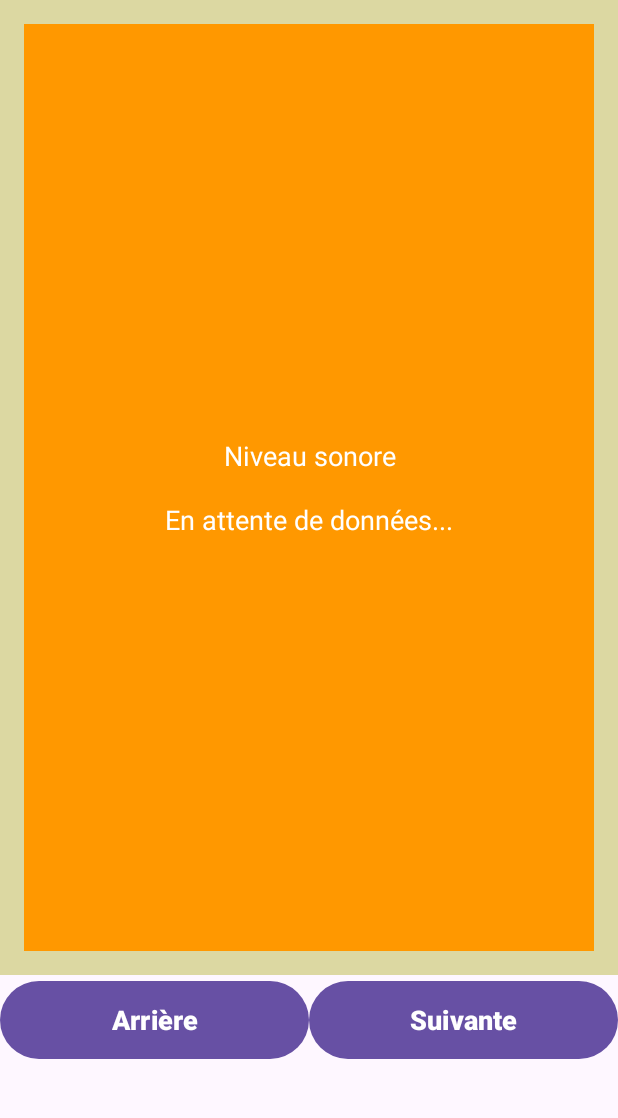
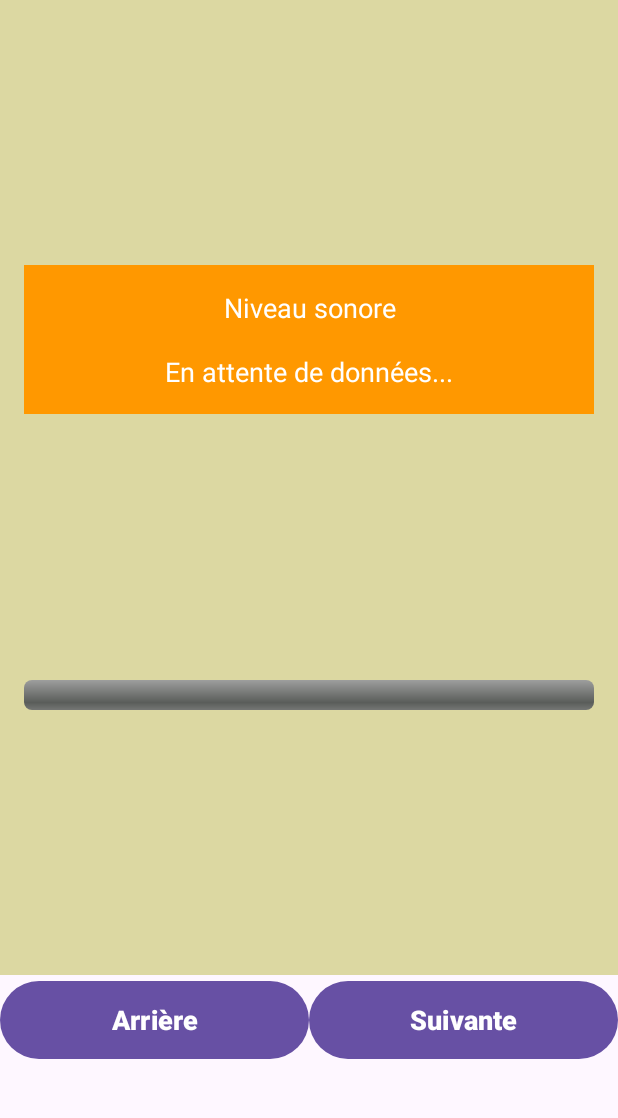
Before and after one commit to Letsuchinoko/Projet_Drone, an Android app: the screen it shows after launch (MainActivity), in the side drawer, after a tap on "Niveau sonore", on a phone screen of 412 x 824 dp, the part 96-1214 px from its top. Run offline under Robolectric (Android 15) with nearby library versions, the phone set to English and light mode, and no system bars; libraries missing offline, so code that uses them is left out: org.osmdroid.util, org.osmdroid.views.

Commit message:
rendu final

```diff
--- a/Code/Code_API_Drone/app/build.gradle.kts
+++ b/Code/Code_API_Drone/app/build.gradle.kts
@@ -46,7 +46,7 @@ dependencies {
     implementation(libs.androidx.activity)
     implementation(libs.androidx.constraintlayout)
     implementation("androidx.fragment:fragment-ktx:1.6.2")
-    implementation(libs.play.services.maps)
+    implementation("org.osmdroid:osmdroid-android:6.1.16")
     testImplementation(libs.junit)
     androidTestImplementation(libs.androidx.junit)
     androidTestImplementation(libs.androidx.espresso.core)
--- a/Code/Code_API_Drone/app/src/main/AndroidManifest.xml
+++ b/Code/Code_API_Drone/app/src/main/AndroidManifest.xml
@@ -1,4 +1,6 @@
 <manifest xmlns:android="http://schemas.android.com/apk/res/android" xmlns:tools="http://schemas.android.com/tools" tools:ignore="CoarseFineLocation">
+    <uses-permission android:name="android.permission.INTERNET"/>
+    <uses-permission android:name="android.permission.ACCESS_NETWORK_STATE"/>
     <!--  Request legacy Bluetooth permissions on older devices.  -->
     <uses-permission android:name="android.permission.BLUETOOTH" android:maxSdkVersion="30"/>
     <uses-permission android:name="android.permission.BLUETOOTH_ADMIN" android:maxSdkVersion="30"/>
@@ -25,6 +27,6 @@
         </activity>
         <meta-data
             android:name="com.google.android.geo.API_KEY"
-            android:value="TA_CLE_API_ICI"/>
+            android:value="REMPLACEZ_CECI_PAR_VOTRE_VRAIE_CLE_API_GOOGLE_MAPS"/>
     </application>
 </manifest>
--- a/Code/Code_API_Drone/app/src/main/java/com/example/APPLI/Fragment1.kt
+++ b/Code/Code_API_Drone/app/src/main/java/com/example/APPLI/Fragment1.kt
@@ -33,6 +33,10 @@ import androidx.core.app.ActivityCompat
 import android.content.pm.PackageManager
 import android.widget.TextView
 
+/**
+ * Fragment gérant la connexion Bluetooth Low Energy (BLE),
+ * l'envoi de commandes et l'affichage des données reçues.
+ */
 class Fragment1 : Fragment() {
     private val TAG = "Fragment1"
     private lateinit var btnPermissionsBT: Button
@@ -287,6 +291,12 @@ class Fragment1 : Fragment() {
 
         textView.text = "En attente des permissions Bluetooth..."
 
+        // --- Configuration des listeners pour les boutons ---
+        setupListeners()
+
+        // --- Observation des données partagées pour affichage ---
+        observeSharedData()
+
         return view
     }
 
@@ -531,4 +541,66 @@ class Fragment1 : Fragment() {
 
         Log.d(TAG, "=== FIN VÉRIFICATION DE LA CONNEXION ===")
     }
+
+    /**
+     * Configure les actions des boutons (Scan, Connexion, Déconnexion, Envoi de données).
+     */
+    private fun setupListeners() {
+        // ... existing code ...
+    }
+
+    /**
+     * Observe les données partagées (GPS, Son) et les affiche dans les TextViews.
+     */
+    private fun observeSharedData() {
+        // ... existing code ...
+    }
+
+    /**
+     * Scanne les appareils BLE à proximité.
+     */
+    private fun scanLeDevice() {
+        // ... existing code ...
+    }
+
+    /**
+     * Se connecte à un appareil BLE sélectionné.
+     */
+    private fun connectToDevice(device: BluetoothDevice) {
+        // ... existing code ...
+    }
+
+    /**
+     * Se déconnecte de l'appareil BLE.
+     */
+    private fun disconnectFromDevice() {
+        // ... existing code ...
+    }
+
+    /**
+     * Envoie des données à l'appareil BLE connecté.
+     */
+    private fun sendData(data: String) {
+        // ... existing code ...
+    }
+
+    /**
+     * Récepteur pour les mises à jour de l'état de la connexion et les données reçues.
+     */
+    private val gattUpdateReceiver = object : BroadcastReceiver() {
+        override fun onReceive(context: Context, intent: Intent) {
+            // ... existing code ...
+        }
+    }
+
+    /**
+     * Gère les demandes de permissions Bluetooth et localisation.
+     */
+    private fun checkAndRequestPermissions() {
+        // ... existing code ...
+    }
+
+    companion object {
+        // ... Constantes et instance du fragment ...
+    }
 }
--- a/Code/Code_API_Drone/app/src/main/java/com/example/APPLI/Fragment3.kt
+++ b/Code/Code_API_Drone/app/src/main/java/com/example/APPLI/Fragment3.kt
@@ -9,6 +9,7 @@ import android.view.View
 import android.view.ViewGroup
 import android.widget.TextView
 import android.widget.Toast
+import android.widget.ProgressBar
 
 // TODO: Rename parameter arguments, choose names that match
 // the fragment initialization parameters, e.g. ARG_ITEM_NUMBER
@@ -16,9 +17,8 @@ private const val ARG_PARAM1 = "param1"
 private const val ARG_PARAM2 = "param2"
 
 /**
- * A simple [Fragment] subclass.
- * Use the [Fragment3.newInstance] factory method to a
- * create an instance of this fragment.
+ * Fragment qui affiche le niveau sonore reçu via un TextView
+ * et une jauge (ProgressBar).
  */
 class Fragment3 : Fragment() {
     private val TAG = "Fragment3"
@@ -27,6 +27,7 @@ class Fragment3 : Fragment() {
     private var param2: String? = null
 
     private lateinit var soundTextView: TextView
+    private lateinit var soundLevelProgressBar: ProgressBar
     private val sharedDataManager: SharedDataManager by activityViewModels()
 
     override fun onCreate(savedInstanceState: Bundle?) {
@@ -44,25 +45,35 @@ class Fragment3 : Fragment() {
         Log.d(TAG, "Fragment3 onCreateView appelé")
         val view = inflater.inflate(R.layout.fragment_3, container, false)
 
-        // Initialiser la vue
+        // --- Initialisation des composants graphiques (TextView et ProgressBar) ---
         soundTextView = view.findViewById(R.id.soundLevelTextView)
+        soundLevelProgressBar = view.findViewById(R.id.soundLevelProgressBar)
         soundTextView.text = "Niveau sonore\n\nEn attente de données..."
+        soundLevelProgressBar.progress = 0
         Log.d(TAG, "TextView sonore initialisé")
 
-        // Observer les données sonores et extraire la valeur numérique
+        // --- Observation des données sonores partagées ---
         sharedDataManager.soundData.observe(viewLifecycleOwner) { data ->
             Log.d(TAG, "Données sonores reçues dans Fragment3: '$data'")
 
-            // Regex pour trouver un nombre (peut être précédé de "SOUND:")
+            // Regex pour extraire la valeur numérique du niveau sonore
             val soundPattern = Regex("-?\\d+\\.?\\d*")
             val matchResult = soundPattern.find(data)
 
             if (matchResult != null) {
+                // Mise à jour du TextView avec la valeur
                 val soundLevel = matchResult.value
                 soundTextView.text = "Niveau sonore\n\n$soundLevel dB"
                 Log.d(TAG, "Niveau sonore trouvé et affiché: $soundLevel")
+
+                // Mise à jour de la jauge (ProgressBar)
+                val soundValue = soundLevel.toFloatOrNull()
+                if (soundValue != null) {
+                    // Limite la valeur entre 0 et 120 pour la jauge
+                    val progress = soundValue.coerceIn(0f, 120f).toInt()
+                    soundLevelProgressBar.progress = progress
+                }
             }
-            // Si aucun nombre n'est trouvé, on ne met pas à jour l'affichage
         }
 
         Log.d(TAG, "Fragment3 onCreateView terminé")
@@ -71,8 +82,7 @@ class Fragment3 : Fragment() {
 
     companion object {
         /**
-         * Use this factory method to create a new instance of
-         * this fragment using the provided parameters.
+         * Factory method pour créer une nouvelle instance du fragment.
          *
          * @param param1 Parameter 1.
          * @param param2 Parameter 2.
--- a/Code/Code_API_Drone/app/src/main/res/layout/fragment_2.xml
+++ b/Code/Code_API_Drone/app/src/main/res/layout/fragment_2.xml
@@ -7,9 +7,8 @@
     android:padding="16dp">
 
 
-    <fragment
+    <org.osmdroid.views.MapView
         android:id="@+id/map"
-        android:name="com.google.android.gms.maps.SupportMapFragment"
         android:layout_width="0dp"
         android:layout_height="0dp"
         app:layout_constraintTop_toTopOf="parent"
--- a/Code/Code_API_Drone/app/src/main/res/layout/fragment_3.xml
+++ b/Code/Code_API_Drone/app/src/main/res/layout/fragment_3.xml
@@ -9,7 +9,7 @@
     <TextView
         android:id="@+id/soundLevelTextView"
         android:layout_width="0dp"
-        android:layout_height="0dp"
+        android:layout_height="wrap_content"
         android:text="Niveau sonore\n\nEn attente de données..."
         android:textSize="18sp"
         android:gravity="center"
@@ -17,9 +17,24 @@
         android:background="#FF9800"
         android:textColor="#FFFFFF"
         android:padding="16dp"
+        app:layout_constraintTop_toTopOf="parent"
+        app:layout_constraintStart_toStartOf="parent"
+        app:layout_constraintEnd_toEndOf="parent"
+        app:layout_constraintBottom_toTopOf="@+id/soundLevelProgressBar"
+        />
+
+    <ProgressBar
+        android:id="@+id/soundLevelProgressBar"
+        style="@android:style/Widget.ProgressBar.Horizontal"
+        android:layout_width="0dp"
+        android:layout_height="wrap_content"
+        android:max="120"
+        android:progress="0"
+        android:progressTint="@android:color/holo_orange_dark"
+        app:layout_constraintTop_toBottomOf="@id/soundLevelTextView"
+        app:layout_constraintStart_toStartOf="parent"
+        app:layout_constraintEnd_toEndOf="parent"
         app:layout_constraintBottom_toBottomOf="parent"
-        app:layout_constraintEnd_toEndOf="parent"
-        app:layout_constraintStart_toStartOf="parent"
-        app:layout_constraintTop_toTopOf="parent"/>
+        android:layout_marginTop="16dp"/>
 
 </androidx.constraintlayout.widget.ConstraintLayout>
```
Also changed, not shown: Code/Code_API_Drone/app/src/main/java/com/example/APPLI/Fragment2.kt (+56 -37 lines), Code/Code_API_Drone/app/src/main/java/com/example/APPLI/MainActivity.kt (+21 -6 lines).
